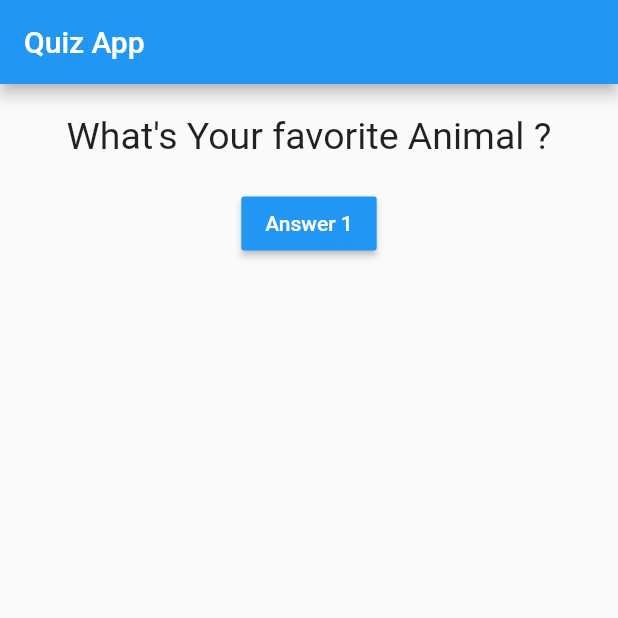
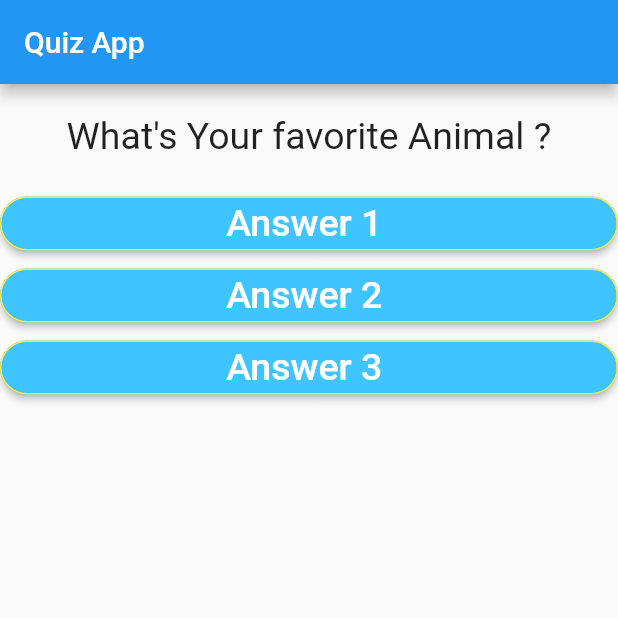
Before and after one commit to SarraISMAIL/Let-sCode, a Flutter app: the screen it shows after launch, after a tap on "Answer 1", on a phone screen of 412 x 824 dp, the top half of it. Run offline on Flutter 3.47's test engine with Material 2 defaults, Android fonts, the phone set to English and light mode, and no system bars.

Commit message:
Quiz_App2

```diff
--- a/lib/answer.dart
+++ b/lib/answer.dart
@@ -1,7 +1,27 @@
 import 'package:flutter/material.dart';
+
+
+
 class Answer extends StatelessWidget {
+  final String answerText;
+  final Function x ;
+  Answer(this.x ,this.answerText);//here we are building a constructor to be able to declare the final variables!
+
   @override
   Widget build(BuildContext context) {
-    return Container();
+    return Container(
+      width: double.infinity,
+       child : RaisedButton(
+            shape : RoundedRectangleBorder(
+            borderRadius: BorderRadius.circular(30.0),
+            side: BorderSide(color: Colors.yellow),
+          ),
+          color: Colors.lightBlueAccent,
+          textColor: Colors.white,
+          child  : Text(answerText, style: TextStyle(fontSize: 25)),
+          onPressed: x ,
+
+        ),
+    );
   }
 }
--- a/lib/main.dart
+++ b/lib/main.dart
@@ -1,5 +1,7 @@
+import 'package:app1/answer.dart';
 import 'package:flutter/material.dart';
 import 'question.dart';
+import 'answer.dart';
 
 main() => runApp(MyApp());
 
@@ -10,10 +12,23 @@ class MyApp extends StatefulWidget {
 
 class _MyAppState extends State<MyApp> {
   int _questionIndex = 0;
+
+  void answerQuestion(){
+    if (_questionIndex == 1){
+      _questionIndex = -1 ;
+    }
+    setState(() {
+      _questionIndex+=1;
+    });
+    print ("$_questionIndex");
+    print("Answer chosen !%n");
+
+  }
   final _question = [
     "What\'s Your favorite Color ?",
     "What\'s Your favorite Animal ?"
   ];
+
   @override
   Widget build(BuildContext context) {
     return MaterialApp(
@@ -22,20 +37,17 @@ class _MyAppState extends State<MyApp> {
         title: Text("Quiz App"),
       ),
       body: Container(
-        child : Column(
-          children : <Widget>[
-            Question(_question[1]),
-            RaisedButton(
-              color: Colors.blue,
-              textColor: Colors.white,
-              child  : Text("Answer 1"),
-                onPressed:(){},
-
-            )
+        width: double.infinity, //ell prend tt la longeur du colmn
+        child: Column(
+          children: <Widget>[
+            Question(_question[_questionIndex]),
+            Answer(answerQuestion, "Answer 1 "),
+            Answer(answerQuestion, "Answer 2 "),
+            Answer(answerQuestion, "Answer 3 "),
+           // Answer((){}, "Answer 4 "),
 
           ],
         ),
-
       ),
     ));
   }
```
